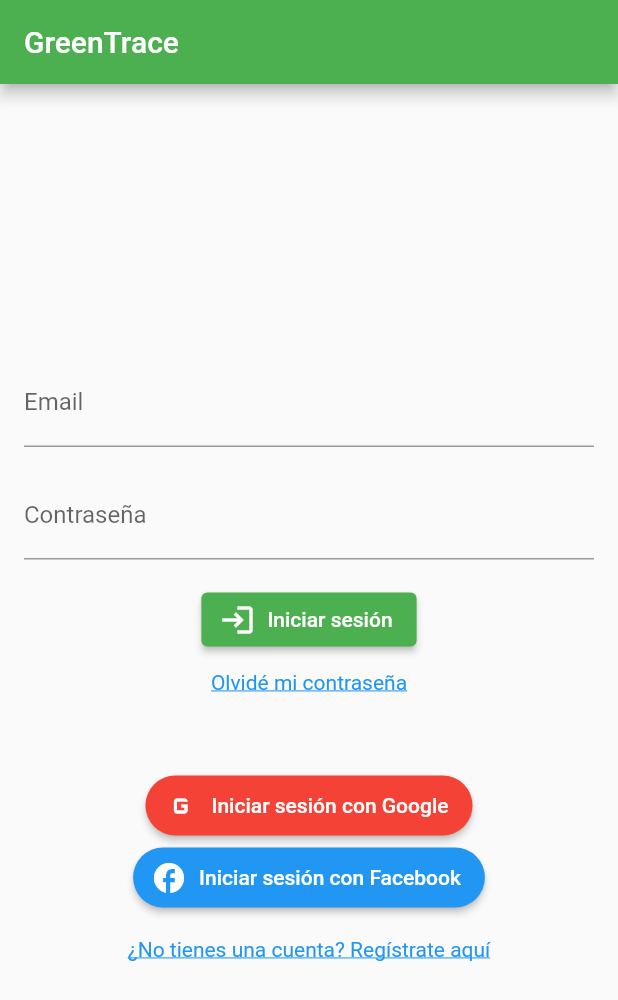
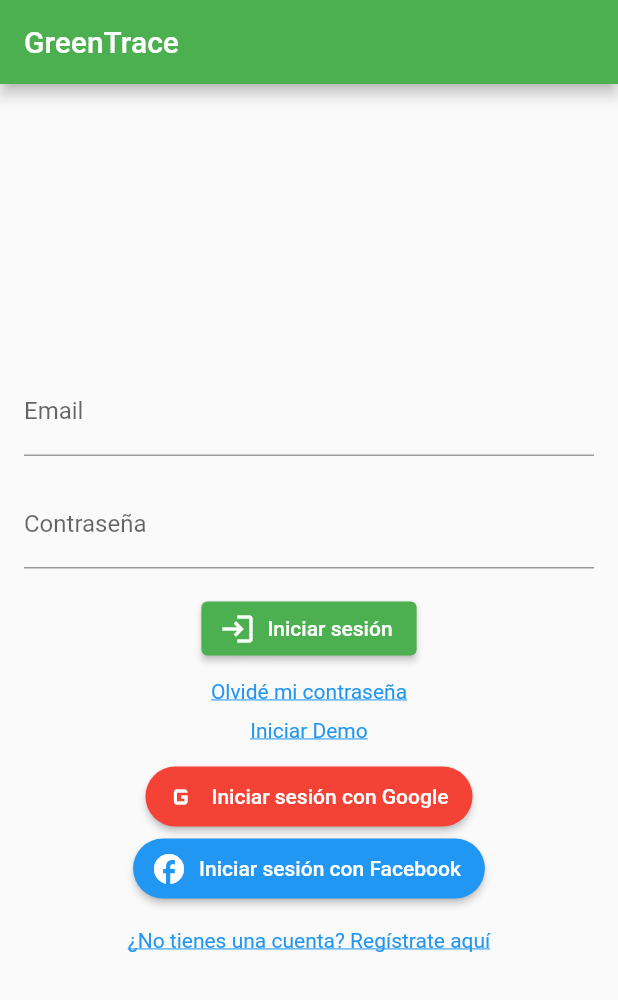
Before and after one commit to FrancaBruzzone/Obl_IHC_PruebasConFlutter, a Flutter app: the screen it shows after launch, after a tap on "Iniciar sesión con Google", on a phone screen of 412 x 824 dp. Shown: the top 1000 px of the screen. Run offline on Flutter 3.47's test engine with Material 2 defaults, Android fonts, the phone set to English and light mode, and no system bars; our stand-ins replace firebase_auth, firebase_core, flutter_image_compress, google_sign_in, image_picker, shared_preferences; missing offline and left inert: flutter_barcode_scanner, flutter_facebook_auth; accounts and stored records are empty; network calls fail.

Commit message:
con login

```diff
--- a/lib/views/app.dart
+++ b/lib/views/app.dart
@@ -1,11 +1,42 @@
 import 'package:flutter/material.dart';
 import 'login_page.dart';
+import 'package:obl_ihc_pruebasconflutter/views/home_page.dart';
+import 'package:shared_preferences/shared_preferences.dart';
 
-class App extends StatelessWidget {
+class App extends StatefulWidget {
+  @override
+  State<App> createState() => _AppState();
+}
+
+class _AppState extends State<App> {
+   bool isLogged = false;
+  static const String _key = 'token';
+
+
+    @override
+  void initState() {
+    super.initState();
+    _loadData(); // Cargamos el valor almacenado en las preferencias compartidas
+  }
+
+  void _loadData() async {
+    final SharedPreferences prefs = await SharedPreferences.getInstance();
+    final String value = prefs.getString(_key) ?? '';
+    setState(() {
+
+      isLogged = (value == '') ? false : true;
+    });
+  }
+
+    void _saveData(String value) async {
+    final SharedPreferences prefs = await SharedPreferences.getInstance();
+    prefs.setString(_key, value);
+  }
+
   @override
   Widget build(BuildContext context) {
     return MaterialApp(
-      home: LoginPage(),
+       home: (isLogged) ? HomePage() : LoginPage(),
     );
   }
 }
--- a/lib/views/login_page.dart
+++ b/lib/views/login_page.dart
@@ -5,10 +5,33 @@ import 'package:google_sign_in/google_sign_in.dart';
 import 'package:obl_ihc_pruebasconflutter/views/home_page.dart';
 import 'package:obl_ihc_pruebasconflutter/views/recoverypassword_page.dart';
 import 'package:obl_ihc_pruebasconflutter/views/register_page.dart';
+import 'package:shared_preferences/shared_preferences.dart';
 
-class LoginPage extends StatelessWidget {
-  final TextEditingController emailController = TextEditingController();
-  final TextEditingController passwordController = TextEditingController();
+
+
+  void _saveData(String value) async {
+    final SharedPreferences prefs = await SharedPreferences.getInstance();
+    prefs.setString("token", value);
+  }
+class LoginPage extends StatefulWidget {
+  @override
+  State<LoginPage> createState() => _LoginPageState();
+}
+
+class _LoginPageState extends State<LoginPage> {
+  late TextEditingController emailController = TextEditingController();
+
+  late TextEditingController passwordController = TextEditingController();
+
+  bool isError = false;
+  void setDemo() {
+    setState(() {
+      emailController = TextEditingController(text: "demo@greentrace.uy");
+      passwordController = TextEditingController(text: "demo1234");
+    });
+  }
+
+
 
   @override
   Widget build(BuildContext context) {
@@ -49,6 +72,7 @@ class LoginPage extends StatelessWidget {
                   );
 
                   if (userCredential.user != null) {
+                     _saveData("yes");
                     Navigator.of(context).pushReplacement(
                       MaterialPageRoute(
                         builder: (context) => HomePage(),
@@ -86,7 +110,20 @@ class LoginPage extends StatelessWidget {
                 ),
               ),
             ),
-            SizedBox(height: 50.0),
+            SizedBox(height: 10.0),
+            GestureDetector(
+              onTap: () {
+                setDemo();
+              },
+              child: Text(
+                'Iniciar Demo',
+                style: TextStyle(
+                  color: Colors.blue,
+                  decoration: TextDecoration.underline,
+                ),
+              ),
+            ),
+            SizedBox(height: 12.0),
             Center(
               child: Column(
                 children: <Widget>[
@@ -112,6 +149,7 @@ class LoginPage extends StatelessWidget {
                       final UserCredential userCredential = await FirebaseAuth.instance.signInWithCredential(credential);
 
                       if (userCredential.user != null) {
+                         _saveData("yes");
                         Navigator.of(context).pushReplacement(
                           MaterialPageRoute(
                             builder: (context) => HomePage(),
--- a/lib/views/profile_page.dart
+++ b/lib/views/profile_page.dart
@@ -2,7 +2,13 @@ import 'package:flutter/material.dart';
 import 'package:obl_ihc_pruebasconflutter/entities/User.dart';
 import 'package:obl_ihc_pruebasconflutter/views/editprofile_page.dart';
 import 'package:obl_ihc_pruebasconflutter/views/login_page.dart';
+import 'package:shared_preferences/shared_preferences.dart';
 
+
+  void _saveData(String value) async {
+    final SharedPreferences prefs = await SharedPreferences.getInstance();
+    prefs.setString("token", value);
+  }
 class ProfilePage extends StatelessWidget {
   final user = User(
     'Franca',
@@ -47,6 +53,7 @@ class ProfilePage extends StatelessWidget {
                 backgroundColor: MaterialStateProperty.all<Color>(Colors.red),
               ),
               onPressed: () {
+                _saveData("");
                 Navigator.of(context).pushAndRemoveUntil(
                   MaterialPageRoute(
                     builder: (context) => LoginPage(),
--- a/pubspec.yaml
+++ b/pubspec.yaml
@@ -44,6 +44,7 @@ dependencies:
   http: any
   http_parser: ^4.0.2
   flutter_image_compress: ^2.0.4
+  shared_preferences: ^2.2.2
   #camera: ^0.10.5+5
   #google_ml_kit: ^0.16.2
 
```
Also changed, not shown: pubspec.lock.
